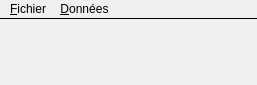
Qt form logiciel/carte-qt/mainwindow.ui (s0lstice/oculometre) before a commit.
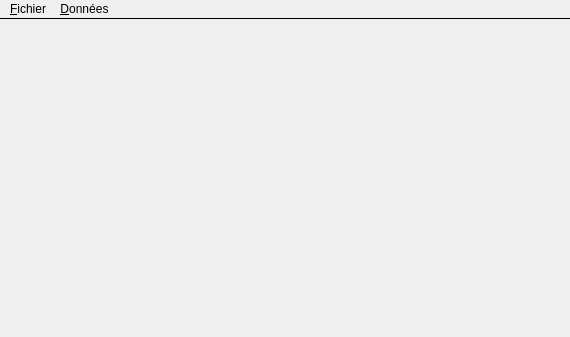
The same form after that commit.

```diff
--- a/logiciel/carte-qt/mainwindow.ui
+++ b/logiciel/carte-qt/mainwindow.ui
@@ -6,8 +6,8 @@
    <rect>
     <x>0</x>
     <y>0</y>
-    <width>257</width>
-    <height>85</height>
+    <width>570</width>
+    <height>337</height>
    </rect>
   </property>
   <property name="windowTitle">
@@ -59,7 +59,7 @@
     <rect>
      <x>0</x>
      <y>0</y>
-     <width>257</width>
+     <width>570</width>
      <height>25</height>
     </rect>
    </property>
```
Left out of the diff: 16 changed lines with no effect on the pictures.
